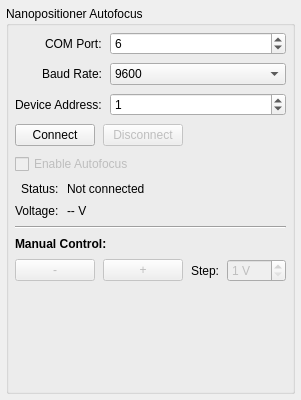
Qt form resources/ui/NanopositionerTab.ui (KPT1020/mib-studio-qt) before a commit.
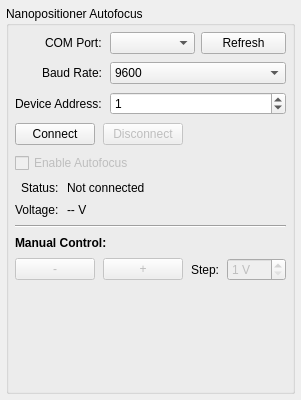
The same form after that commit.

Commit message:
feat: add COM port enumeration and auto-connection features in NanopositionerTab
- Implemented `availableComPortNumbers` method in Tools to retrieve available COM ports on Windows.
- Updated NanopositionerTab UI to replace spin box with a combo box for COM port selection, including a refresh button.
- Added functionality to auto-populate the COM port list and attempt auto-connection to the nanopositioner if only one port is available.
- Enhanced configuration loading and saving to accommodate the new COM port selection method.

```diff
--- a/resources/ui/NanopositionerTab.ui
+++ b/resources/ui/NanopositionerTab.ui
@@ -60,17 +60,28 @@
          </widget>
         </item>
         <item row="0" column="1">
-         <widget class="QSpinBox" name="comPortSpinBox">
-          <property name="minimum">
-           <number>1</number>
-          </property>
-          <property name="maximum">
-           <number>256</number>
-          </property>
-          <property name="value">
+         <layout class="QHBoxLayout" name="comPortLayout">
+          <property name="spacing">
            <number>6</number>
           </property>
-         </widget>
+          <item>
+           <widget class="QComboBox" name="comPortCombo">
+            <property name="minimumContentsLength">
+             <number>6</number>
+            </property>
+           </widget>
+          </item>
+          <item>
+           <widget class="QPushButton" name="refreshComPortBtn">
+            <property name="text">
+             <string>Refresh</string>
+            </property>
+            <property name="toolTip">
+             <string>Rescan for available COM ports</string>
+            </property>
+           </widget>
+          </item>
+         </layout>
         </item>
         <item row="1" column="0">
          <widget class="QLabel" name="baudRateLabel">
```
The commit also changes 4 other files.
